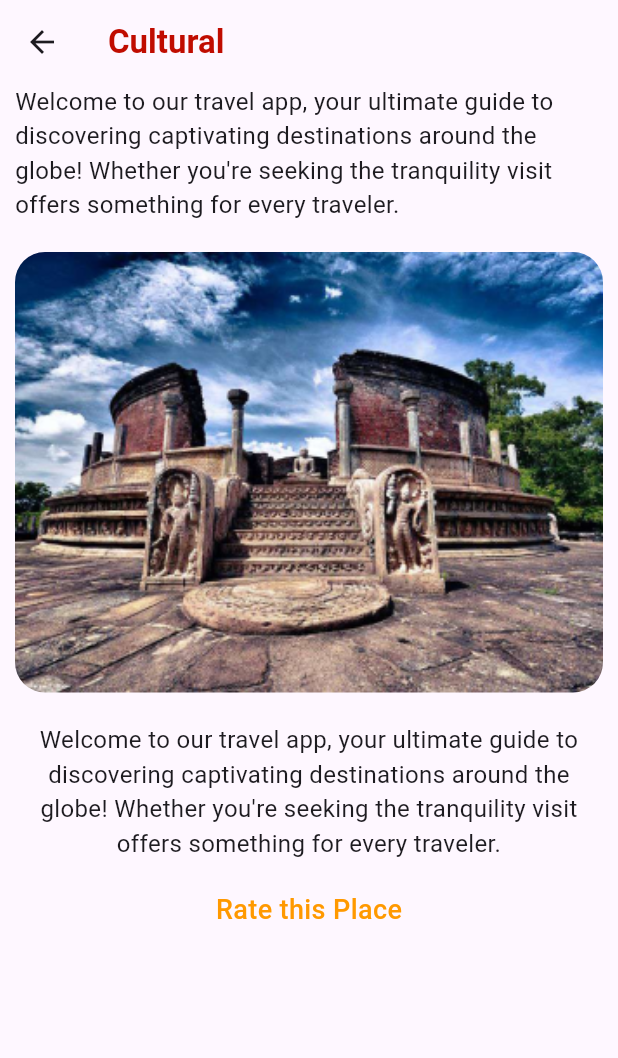
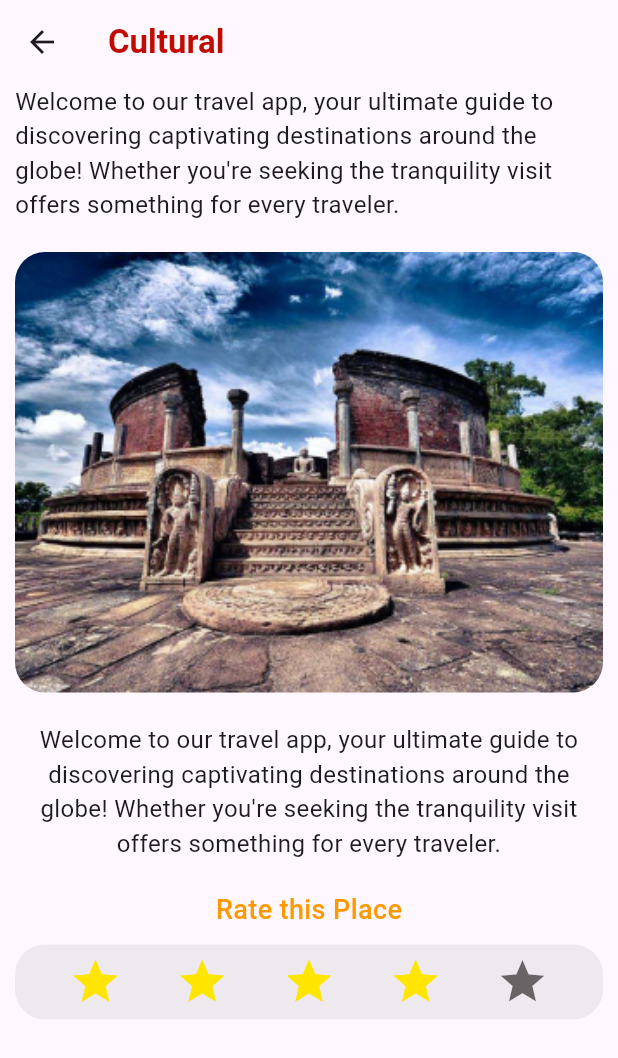
Before and after one commit to WmIsuru2001/Awesome-Places, a Flutter app: the CulturalPage screen opened directly, on a phone screen of 412 x 824 dp. Shown: the top 1058 px of the screen. Run offline on Flutter 3.47's test engine with Material 3 defaults, Android fonts, the phone set to English and light mode, and no system bars.

Commit message:
create ratings

```diff
--- a/lib/pages/cultural_page.dart
+++ b/lib/pages/cultural_page.dart
@@ -1,4 +1,5 @@
 import 'package:awesome_places/utils/colors.dart';
+import 'package:awesome_places/widgets/shared/ratings.dart';
 import 'package:flutter/material.dart';
 
 class CulturalPage extends StatelessWidget {
@@ -62,6 +63,10 @@ class CulturalPage extends StatelessWidget {
                   color: subCulturalColor,
                 ),
               ),
+              const SizedBox(
+                height: 10,
+              ),
+              const Ratings(),
             ],
           ),
         ),
--- a/lib/widgets/shared/ratings.dart
+++ b/lib/widgets/shared/ratings.dart
@@ -0,0 +1,48 @@
+import 'package:awesome_places/utils/colors.dart';
+import 'package:flutter/material.dart';
+
+class Ratings extends StatelessWidget {
+  const Ratings({super.key});
+
+  @override
+  Widget build(BuildContext context) {
+    return Container(
+      width: double.infinity,
+      height: 50,
+      decoration: BoxDecoration(
+        borderRadius: BorderRadius.circular(20),
+        color: const Color(0xffCACACA).withOpacity(0.31),
+      ),
+      child: Row(
+        mainAxisAlignment: MainAxisAlignment.spaceEvenly,
+        children: [
+          const Icon(
+            Icons.star,
+            size: 35,
+            color: starColor1,
+          ),
+          const Icon(
+            Icons.star,
+            size: 35,
+            color: starColor1,
+          ),
+          const Icon(
+            Icons.star,
+            size: 35,
+            color: starColor1,
+          ),
+          const Icon(
+            Icons.star,
+            size: 35,
+            color: starColor1,
+          ),
+          Icon(
+            Icons.star,
+            size: 35,
+            color: starColor2,
+          ),
+        ],
+      ),
+    );
+  }
+}
```
